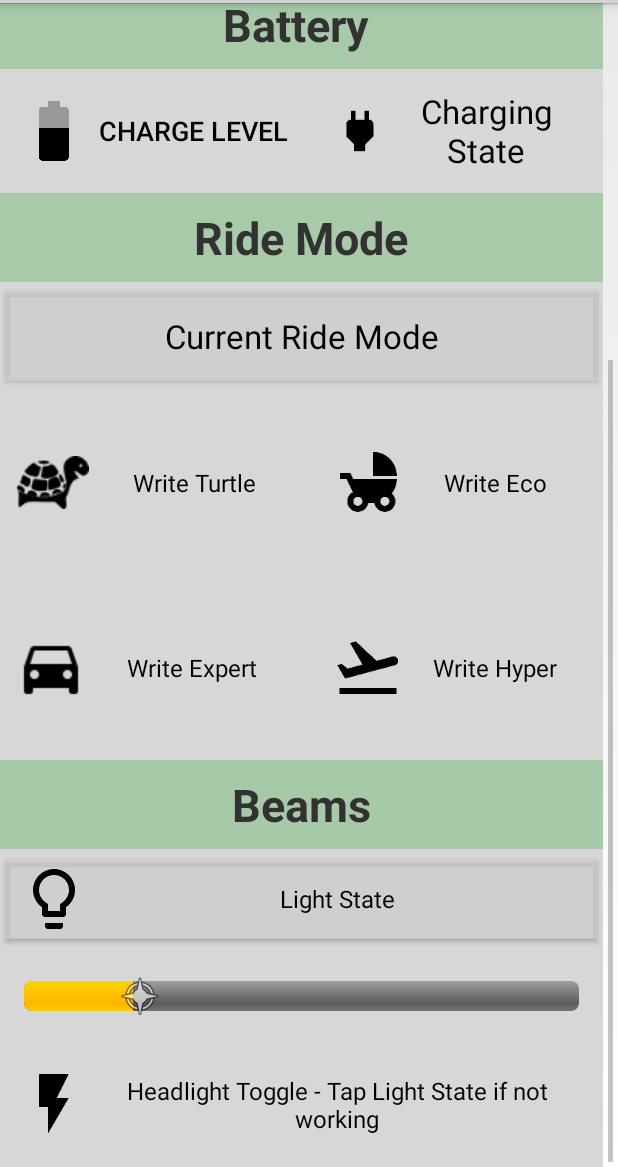
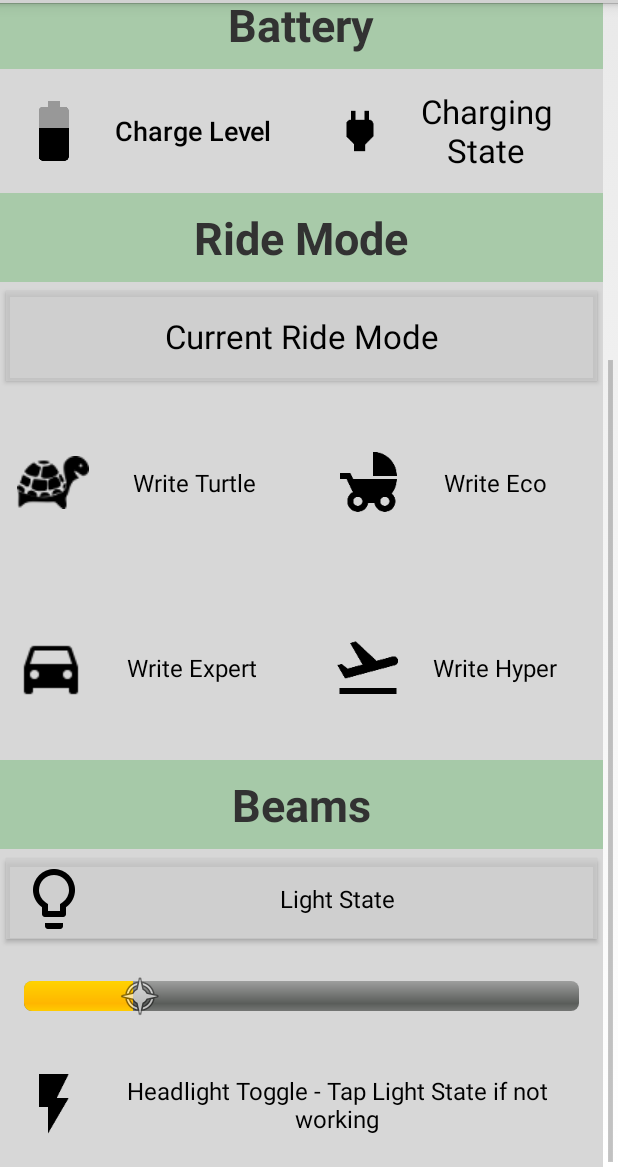
Before and after one commit to FDRs-Legs/BoostLERW, an Android app: the DeviceActivity screen opened directly, with no data from a screen before it, scrolled down 336 dp, on a phone screen of 412 x 824 dp, the part 69-1236 px from its top. Run offline under Robolectric (Android 15) with nearby library versions, the phone set to English and light mode, and no system bars; 1 statement that could not run was skipped.

Commit message:
Cleaned up the UI

```diff
--- a/app/src/main/res/layout/activity_device.xml
+++ b/app/src/main/res/layout/activity_device.xml
@@ -1,5 +1,4 @@
 <ScrollView xmlns:android="http://schemas.android.com/apk/res/android"
-    xmlns:app="http://schemas.android.com/apk/res-auto"
     xmlns:tools="http://schemas.android.com/tools"
     style="@android:style/Widget.Holo.ScrollView"
     android:layout_width="match_parent"
@@ -15,6 +14,18 @@
         android:background="#d7d7d7"
         android:orientation="vertical">
 
+        <Button
+            android:id="@+id/switch_activity_id"
+            style="@style/Widget.AppCompat.Button.Small"
+            android:layout_width="match_parent"
+            android:layout_height="89dp"
+            android:layout_marginBottom="50dp"
+            android:drawableLeft="@drawable/ic_build_black_48dp"
+            android:paddingLeft="10dp"
+            android:text="@string/switch_activity_name"
+            android:textAppearance="@style/TextAppearance.AppCompat.Large"
+            android:textSize="24sp" />
+
         <LinearLayout
             android:layout_width="match_parent"
             android:layout_height="match_parent"
@@ -23,7 +34,7 @@
             <Button
                 android:id="@+id/read_board_name_button"
                 style="@style/Widget.AppCompat.Button.Borderless"
-                android:layout_width="285dp"
+                android:layout_width="270dp"
                 android:layout_height="99dp"
 
                 android:layout_marginStart="0dp"
@@ -36,7 +47,7 @@
                 android:layout_width="match_parent"
                 android:layout_height="match_parent"
                 android:drawableStart="@drawable/ic_autorenew_black_48dp"
-                android:paddingStart="40dp"
+                android:paddingStart="20dp"
                 android:text="@string/update_activities_id"
                 android:textSize="18sp" />
 
@@ -49,23 +60,12 @@
             android:layout_width="match_parent"
             android:layout_height="82dp"
             android:drawableLeft="@android:drawable/ic_menu_sort_by_size"
-            android:gravity="center|center_horizontal|left|center_vertical"
+            android:drawablePadding="20dp"
+            android:gravity="center|center_horizontal|start|center_vertical"
             android:text="@string/read_odometer_number"
             android:textAlignment="gravity"
             android:textAppearance="@style/TextAppearance.AppCompat.Body2"
             android:textSize="18sp" />
-
-        <Button
-            android:id="@+id/switch_activity_id"
-            style="@style/Widget.AppCompat.Button.Small"
-            android:layout_width="match_parent"
-            android:layout_height="89dp"
-            android:layout_marginTop="50dp"
-            android:drawableLeft="@drawable/ic_build_black_48dp"
-            android:paddingLeft="10dp"
-            android:text="@string/switch_activity_name"
-            android:textAppearance="@style/TextAppearance.AppCompat.Large"
-            android:textSize="24sp" />
 
         <TextView
             android:id="@+id/textView"
@@ -75,7 +75,7 @@
             android:layout_gravity="center|center_vertical"
             android:background="#574CAF50"
             android:gravity="center|center_horizontal|center_vertical"
-            android:text="Battery "
+            android:text="@string/battery_label"
             android:textAlignment="gravity"
             android:textAllCaps="false"
             android:textAppearance="@style/TextAppearance.AppCompat.Medium"
@@ -94,6 +94,7 @@
                 android:layout_height="match_parent"
                 android:drawableStart="@drawable/ic_battery_60_black_48dp"
                 android:text="@string/read_battery_level_number"
+                android:textAllCaps="false"
                 android:textSize="18sp" />
 
 
@@ -115,7 +116,7 @@
             android:layout_gravity="center|center_horizontal|center_vertical"
             android:background="#574CAF50"
             android:gravity="center|center_horizontal|center_vertical"
-            android:text="Ride Mode"
+            android:text="@string/ride_mode_label"
             android:textAlignment="gravity"
             android:textAllCaps="false"
             android:textSize="30sp"
@@ -123,7 +124,7 @@
 
         <Button
             android:id="@+id/read_ride_state_button"
-            style="@android:style/Widget.Material.Light.Button.Toggle"
+            style="@style/Widget.AppCompat.Button.Small"
             android:layout_width="match_parent"
 
             android:layout_height="72dp"
@@ -193,7 +194,7 @@
             android:layout_height="59dp"
             android:background="#594CAF50"
             android:gravity="center|center_horizontal|center_vertical"
-            android:text="Beams"
+            android:text="@string/beams_label"
             android:textAlignment="center"
             android:textAllCaps="false"
             android:textAppearance="@style/TextAppearance.AppCompat.Medium"
--- a/app/src/main/res/values/strings.xml
+++ b/app/src/main/res/values/strings.xml
@@ -29,4 +29,9 @@
 
 
     <string name="update_activities_id" type="id">Sync</string>
+
+
+    <string name="battery_label">Battery</string>
+    <string name="ride_mode_label">Ride Mode</string>
+    <string name="beams_label">Beams</string>
 </resources>
```
Also changed, not shown: app/src/main/java/youten/redo/ble/readwrite/DeviceActivity.java (+25 -63 lines), app/src/main/res/drawable/ic_skateboard_1.png (added), app/src/main/res/drawable/icn_skateboard_2.png (added).
